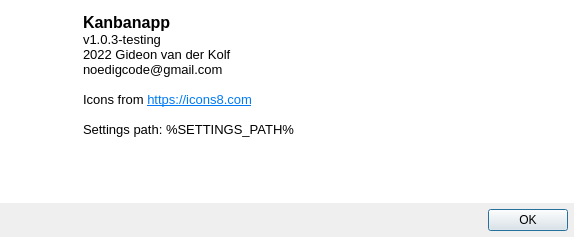
Above: src/aboutdialog.ui from noedigcode/Kanbanapp before the change. Below: the same form after it.
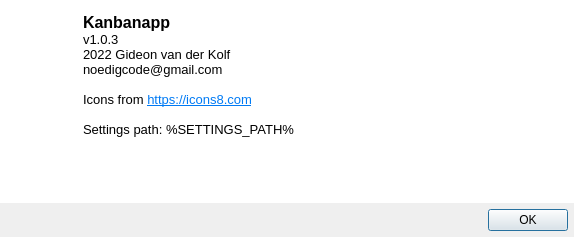
That is the form after the change. Icons and pictures are not drawn.

Commit message: Update changelog; Update readme screenshot; Bump version to 1.0.3.

```diff
--- a/src/aboutdialog.ui
+++ b/src/aboutdialog.ui
@@ -96,7 +96,7 @@
 p, li { white-space: pre-wrap; }
 &lt;/style&gt;&lt;/head&gt;&lt;body style=&quot; font-family:'MS Shell Dlg 2'; font-size:8.25pt; font-weight:400; font-style:normal;&quot;&gt;
 &lt;p style=&quot; margin-top:0px; margin-bottom:0px; margin-left:0px; margin-right:0px; -qt-block-indent:0; text-indent:0px;&quot;&gt;&lt;span style=&quot; font-size:12pt; font-weight:600;&quot;&gt;Kanbanapp&lt;/span&gt;&lt;/p&gt;
-&lt;p style=&quot; margin-top:0px; margin-bottom:0px; margin-left:0px; margin-right:0px; -qt-block-indent:0; text-indent:0px;&quot;&gt;&lt;span style=&quot; font-size:10pt;&quot;&gt;v1.0.3-testing&lt;/span&gt;&lt;/p&gt;
+&lt;p style=&quot; margin-top:0px; margin-bottom:0px; margin-left:0px; margin-right:0px; -qt-block-indent:0; text-indent:0px;&quot;&gt;&lt;span style=&quot; font-size:10pt;&quot;&gt;v1.0.3&lt;/span&gt;&lt;/p&gt;
 &lt;p style=&quot; margin-top:0px; margin-bottom:0px; margin-left:0px; margin-right:0px; -qt-block-indent:0; text-indent:0px;&quot;&gt;&lt;span style=&quot; font-size:10pt;&quot;&gt;2022 Gideon van der Kolf&lt;/span&gt;&lt;/p&gt;
 &lt;p style=&quot; margin-top:0px; margin-bottom:0px; margin-left:0px; margin-right:0px; -qt-block-indent:0; text-indent:0px;&quot;&gt;&lt;span style=&quot; font-size:10pt;&quot;&gt;noedigcode@gmail.com&lt;/span&gt;&lt;/p&gt;
 &lt;p style=&quot;-qt-paragraph-type:empty; margin-top:0px; margin-bottom:0px; margin-left:0px; margin-right:0px; -qt-block-indent:0; text-indent:0px; font-size:10pt;&quot;&gt;&lt;br /&gt;&lt;/p&gt;
```
The commit also changes 2 other files.
